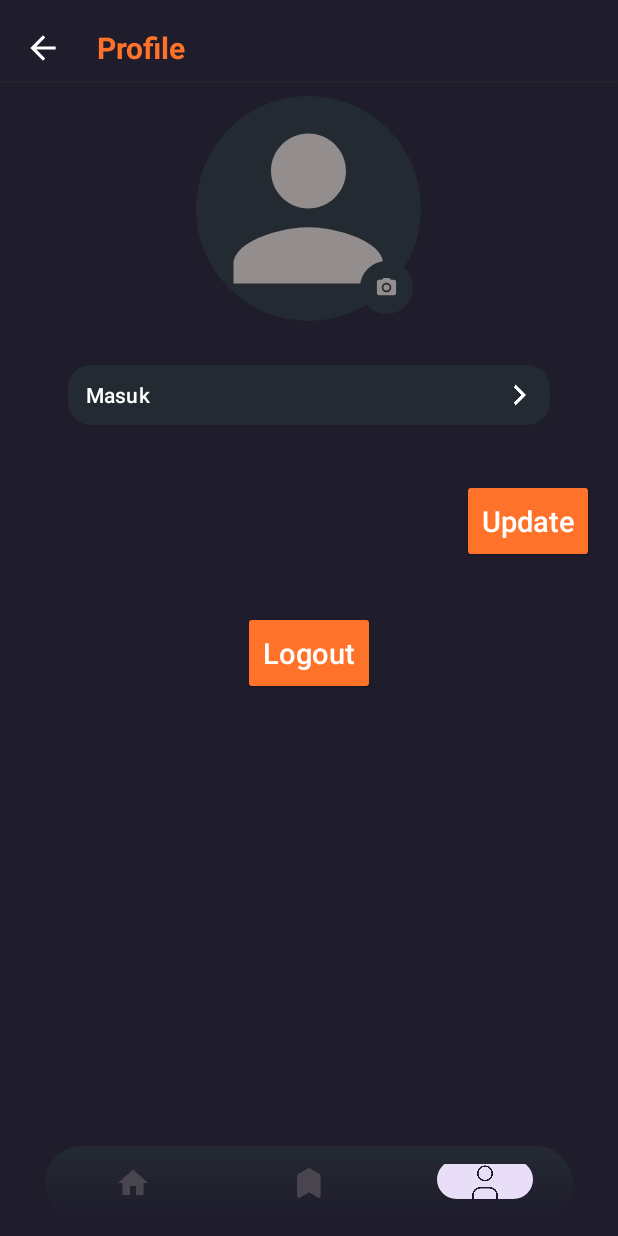
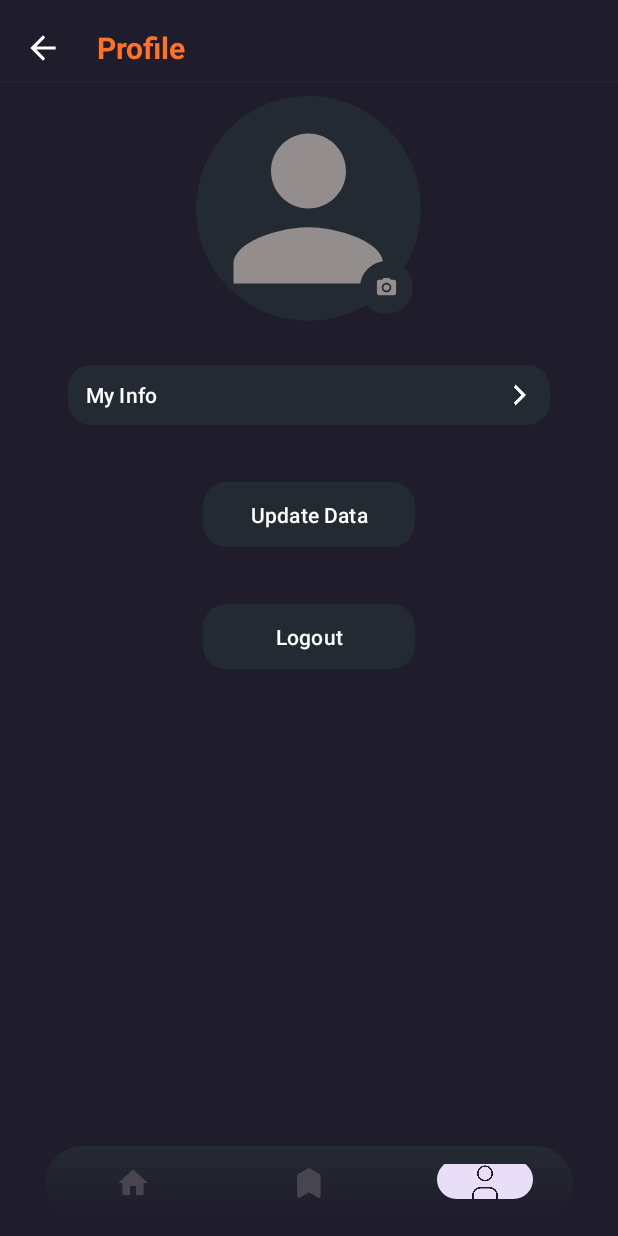
Before and after one commit to MuchamadAndriyanto/Aplikasi-List-Movie, an Android app: the ProfileFragment screen opened through its navigation route, on a phone screen of 412 x 824 dp. Run offline under Robolectric (Android 15) with nearby library versions, the phone set to English and light mode, and no system bars; our stand-ins replace Firebase (no records; nobody signed in at launch, a user with empty details on screens opened directly), navigation-ui; pictures from the network do not load.

Commit message:
Update layout

```diff
--- a/app/src/main/java/com/example/movieflik/view/ProfileFragment.kt
+++ b/app/src/main/java/com/example/movieflik/view/ProfileFragment.kt
@@ -51,6 +51,7 @@ class ProfileFragment : Fragment() {
 
         val firebaseAuth = FirebaseAuth.getInstance()
         val currentUser = firebaseAuth.currentUser
+        var userEmail: String? = null
 
         if (currentUser != null) {
             val userEmail = currentUser.email
@@ -60,7 +61,6 @@ class ProfileFragment : Fragment() {
 
         binding.btnClick.setOnClickListener {
             if (isDataVisible) {
-                // Jika data sedang ditampilkan, sembunyikan mereka dan putar tombol kembali ke posisi semula
                 val rotateAnimator = ObjectAnimator.ofFloat(binding.btnClick, "rotation", 90f, 0f)
                 rotateAnimator.duration = 250
                 rotateAnimator.start()
@@ -72,7 +72,6 @@ class ProfileFragment : Fragment() {
 
                 isDataVisible = false
             } else {
-                // Jika data tidak ditampilkan, tampilkan mereka dan putar tombol ke posisi ke bawah
                 val rotateAnimator = ObjectAnimator.ofFloat(binding.btnClick, "rotation", 0f, 90f)
                 rotateAnimator.duration = 250
                 rotateAnimator.start()
@@ -91,6 +90,9 @@ class ProfileFragment : Fragment() {
             val upusername = sharedpref.edit()
             upusername.putString("username", username)
             upusername.apply()
+
+            val userEmail = userEmail ?: ""
+            binding.tvemail.text = userEmail
 
             firebaseAuth.signOut()
             Toast.makeText(context, "Update Username Berhasil", Toast.LENGTH_SHORT).show()
--- a/app/src/main/java/com/example/movieflik/view/adapter/FavoritAdapter.kt
+++ b/app/src/main/java/com/example/movieflik/view/adapter/FavoritAdapter.kt
@@ -22,7 +22,7 @@ class FavoritAdapter(private var listMovieFav: List<ItemFavorit>) : RecyclerView
     override fun onBindViewHolder(holder: FavoritAdapter.ViewHolder, position: Int) {
         val movie = listMovieFav[position]
 
-        holder.binding.tvTitle.text = movie.judul
+        holder.binding.tvTitle.text = movie.title
         holder.binding.tvOverview.text = movie.overview
 
         Glide.with(holder.itemView)
@@ -32,8 +32,8 @@ class FavoritAdapter(private var listMovieFav: List<ItemFavorit>) : RecyclerView
         holder.binding.movieDetail.setOnClickListener {
             val id = listMovieFav[position].id
             val imagepath = listMovieFav[position].pathPoster
-            val title = listMovieFav[position].judul
-            val date = listMovieFav[position].tanggalRilis
+            val title = listMovieFav[position].title
+            val date = listMovieFav[position].releaseDate
             val popularty = listMovieFav[position].popularty
             val overview = listMovieFav[position].overview
             val detail = MovieDetail(id,imagepath,title,date,popularty,overview)
--- a/app/src/main/res/drawable/button_radius.xml
+++ b/app/src/main/res/drawable/button_radius.xml
@@ -6,7 +6,7 @@
             <item android:bottom="4dp"  android:top="4dp">
                 <shape android:shape="rectangle">
                     <corners android:radius="15dp" />
-                    <solid android:color="@color/button" />
+                    <solid android:color="@color/backgroud_color" />
                     <padding android:padding="8dp" />
                 </shape>
             </item>
@@ -19,7 +19,7 @@
             <item android:bottom="4dp" android:top="4dp">
                 <shape android:shape="rectangle">
                     <corners android:radius="15dp" />
-                    <solid android:color="@color/button" />
+                    <solid android:color="@color/backgroud_color" />
                     <padding android:padding="8dp" />
                 </shape>
             </item>
@@ -33,7 +33,7 @@
             <item android:bottom="4dp" android:top="4dp">
                 <shape android:shape="rectangle">
                     <corners android:radius="15dp" />
-                    <solid android:color="@color/button" />
+                    <solid android:color="@color/backgroud_color" />
                     <padding android:padding="8dp" />
                 </shape>
             </item>
--- a/app/src/main/res/layout/fragment_profile.xml
+++ b/app/src/main/res/layout/fragment_profile.xml
@@ -90,7 +90,7 @@
             android:gravity="start|center_vertical"
             android:background="@drawable/bg_info"
             app:backgroundTint="@null"
-            android:text="Masuk"
+            android:text="My Info"
             tools:ignore="HardcodedText" />
 
         <ImageView
@@ -111,8 +111,9 @@
         android:layout_marginTop="20dp"
         android:textColor="@color/button"
         android:textSize="15sp"
+        android:visibility="gone"
         android:layout_gravity="center_horizontal"
-        android:visibility="gone" />
+         />
 
     <TextView
         android:id="@+id/tv_username"
@@ -122,26 +123,29 @@
         android:textColor="@color/white"
         android:layout_marginHorizontal="16dp"
         android:textSize="16sp"
-        android:layout_marginTop="10dp"
+        android:visibility="gone"
+        android:layout_marginStart="45dp"
+        android:layout_marginTop="15dp"
         android:layout_marginBottom="6dp"
         tools:ignore="HardcodedText"
-        android:visibility="gone" />
+         />
 
     <com.google.android.material.textfield.TextInputLayout
         android:id="@+id/inputUsername"
         android:layout_width="match_parent"
         android:layout_height="wrap_content"
         android:layout_marginTop="5dp"
-        android:layout_marginStart="15dp"
-        android:layout_marginEnd="15dp"
+        android:layout_marginStart="45dp"
+        android:layout_marginEnd="45dp"
         app:hintEnabled="true"
         app:endIconMode="clear_text"
         android:hint="Username"
+        android:visibility="gone"
         app:boxStrokeColor="@color/white"
         app:hintTextColor="@color/white"
         android:backgroundTint="@color/white"
         tools:ignore="HardcodedText"
-        android:visibility="gone">
+        >
 
         <com.google.android.material.textfield.TextInputEditText
             android:id="@+id/usernameEditText"
@@ -153,35 +157,32 @@
             android:textColor="@color/white" />
     </com.google.android.material.textfield.TextInputLayout>
 
-
-        <androidx.appcompat.widget.AppCompatButton
+    <Button
         android:id="@+id/btn_update"
-        android:layout_width="wrap_content"
-        android:layout_height="56dp"
-        android:layout_marginHorizontal="16dp"
-        android:layout_gravity="end"
-        android:layout_marginTop="32dp"
-        android:backgroundTint="@color/button"
-        app:layout_constraintTop_toBottomOf="@+id/ti_password"
-        android:text="Update"
-        android:textSize="19sp"
-        android:textColor="@color/white"
-        android:textAllCaps="false"
+        android:layout_width="match_parent"
+        android:layout_height="wrap_content"
+        android:layout_gravity="start"
+        android:layout_marginTop="30dp"
+        android:padding="12dp"
+        android:background="@drawable/button_radius"
+        android:layout_marginStart="135dp"
+        android:layout_marginEnd="135dp"
+        app:backgroundTint="@null"
+        android:text="Update Data"
         tools:ignore="HardcodedText" />
 
-
-    <androidx.appcompat.widget.AppCompatButton
+    <Button
         android:id="@+id/btn_logout"
-        android:layout_width="wrap_content"
-        android:layout_height="56dp"
-        android:layout_gravity="center_horizontal"
-        android:layout_marginTop="32dp"
-        android:backgroundTint="@color/button"
-        app:layout_constraintTop_toBottomOf="@+id/ti_password"
+        android:layout_width="match_parent"
+        android:layout_height="wrap_content"
+        android:layout_gravity="start"
+        android:layout_marginTop="30dp"
+        android:padding="12dp"
+        android:background="@drawable/button_radius"
+        android:layout_marginStart="135dp"
+        android:layout_marginEnd="135dp"
+        app:backgroundTint="@null"
         android:text="Logout"
-        android:textSize="19sp"
-        android:textColor="@color/white"
-        android:textAllCaps="false"
         tools:ignore="HardcodedText" />
 
 
```
Also changed, not shown: app/src/main/java/com/example/movieflik/network/local/ItemFavorit.kt (+4 -4 lines), app/src/main/res/layout/fragment_detail.xml (+15 -12 lines).
